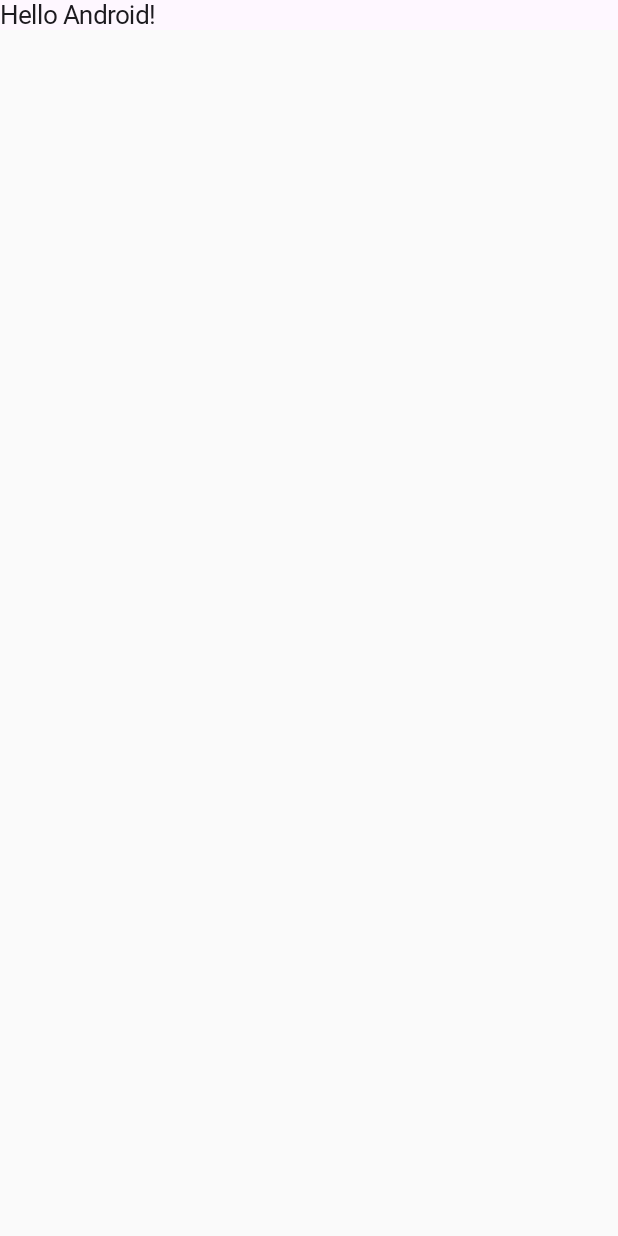
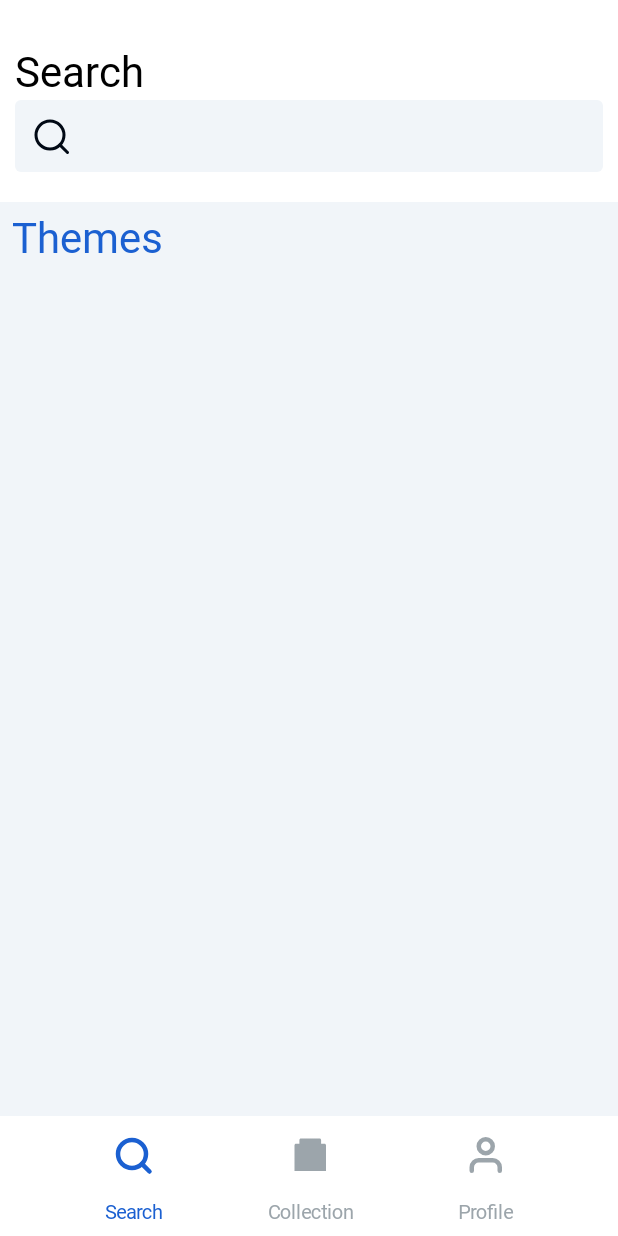
Before and after one commit to BankSinatra/Brickboard, an Android app built with Jetpack Compose: the screen it shows after launch (MainActivity), on a phone screen of 412 x 824 dp. Before the commit the screen is almost empty. Run offline under Robolectric (Android 15) with nearby library versions, the phone set to English and light mode, and no system bars; Roboto replaces fonts that are not available here.

Commit message:
Changed MainActivity to show the search page first

```diff
--- a/app/src/main/java/com/example/brickboard/MainActivity.kt
+++ b/app/src/main/java/com/example/brickboard/MainActivity.kt
@@ -4,12 +4,16 @@ import android.content.res.Configuration
 import android.os.Bundle
 import androidx.activity.ComponentActivity
 import androidx.activity.compose.setContent
-import androidx.compose.foundation.layout.fillMaxWidth
-import androidx.compose.material3.Surface
+import androidx.compose.foundation.isSystemInDarkTheme
+import androidx.compose.material.Scaffold
 import androidx.compose.material3.Text
 import androidx.compose.runtime.Composable
 import androidx.compose.ui.Modifier
 import androidx.compose.ui.tooling.preview.Preview
+import com.example.brickboard.destinations.BottomNavDestination
+import com.example.brickboard.ui.components.BottomNavigationBar
+import com.example.brickboard.ui.components.SearchTopAppBar
+import com.example.brickboard.ui.screens.search.SearchRoot
 import com.example.brickboard.ui.theme.BrickboardTheme
 
 class MainActivity : ComponentActivity() {
@@ -17,11 +21,20 @@ class MainActivity : ComponentActivity() {
         super.onCreate(savedInstanceState)
         setContent {
             BrickboardTheme {
-                // A surface container using the 'background' color from the theme
-                Surface(
-                    modifier = Modifier.fillMaxWidth()
-                ) {
-                    Greeting("Android")
+                Scaffold(
+                    topBar = {SearchTopAppBar()},
+                    bottomBar = { BottomNavigationBar(
+                        navDestinations = listOf(
+                            BottomNavDestination.SearchNavItem,
+                            BottomNavDestination.CollectionNavItem,
+                            BottomNavDestination.ProfileNavItem),
+                        onTabSelected = {},
+                        currentTab = BottomNavDestination.SearchNavItem,
+                        isSystemInDarkTheme()
+                    )},
+                    backgroundColor = BrickboardTheme.colours.background
+                ){ innerPadding ->
+                    SearchRoot(innerPadding)
                 }
             }
         }
--- a/app/src/main/java/com/example/brickboard/destinations/Destinations.kt
+++ b/app/src/main/java/com/example/brickboard/destinations/Destinations.kt
@@ -8,7 +8,7 @@ abstract class Destination(route: String){
 }
 
 sealed class BottomNavDestination(val route: String, val label: String, @DrawableRes val icon: Int): Destination(route){
-    object SearchNavItem: BottomNavDestination("search", "Search", R.drawable.search_icon)
-    object CollectionNavItem: BottomNavDestination("collection", "Collection", R.drawable.collections_icon)
-    object ProfileNavItem: BottomNavDestination("profile", "Profile", R.drawable.profile_icon)
+    object SearchNavItem: BottomNavDestination("search", "Search", R.drawable.search_tab_icon)
+    object CollectionNavItem: BottomNavDestination("collection", "Collection", R.drawable.icon_collections)
+    object ProfileNavItem: BottomNavDestination("profile", "Profile", R.drawable.icon_profile)
 }
--- a/app/src/main/java/com/example/brickboard/ui/components/TopAppBar.kt
+++ b/app/src/main/java/com/example/brickboard/ui/components/TopAppBar.kt
@@ -1,5 +1,6 @@
 package com.example.brickboard.ui.components
 
+import android.content.res.Configuration
 import androidx.compose.foundation.background
 import androidx.compose.foundation.clickable
 import androidx.compose.foundation.layout.Arrangement
@@ -10,7 +11,6 @@ import androidx.compose.foundation.layout.fillMaxWidth
 import androidx.compose.foundation.layout.padding
 import androidx.compose.foundation.shape.RoundedCornerShape
 import androidx.compose.material3.Icon
-import androidx.compose.material3.Surface
 import androidx.compose.material3.Text
 import androidx.compose.runtime.Composable
 import androidx.compose.ui.Modifier
@@ -20,21 +20,28 @@ import androidx.compose.ui.tooling.preview.Preview
 import androidx.compose.ui.unit.dp
 import com.example.brickboard.R
 import com.example.brickboard.ui.theme.BrickboardTheme
+import com.example.brickboard.ui.theme.accent40
 import com.example.brickboard.ui.theme.brickBoardBackground
-import com.example.brickboard.ui.theme.onBrickBoardBackground
 
 @Composable
 fun SearchTopAppBar(){
-    Surface(
+    BbSurface(
         modifier = Modifier
             .fillMaxWidth()
-            .padding(start = 10.dp, end = 10.dp, top = 32.dp, bottom = 20.dp)) {
+            .background(BrickboardTheme.colours.surface)
+            .padding(start = 10.dp, end = 10.dp, top = 32.dp, bottom = 20.dp)
+    ) {
+        val contentColor = BrickboardTheme.colours.onSurface
         Row{
             Column(
                 verticalArrangement = Arrangement.spacedBy(2.dp)
             ) {
                 Row(horizontalArrangement = Arrangement.Start) {
-                    Text(text = "Search", style = BrickboardTheme.typography.title1)
+                    Text(
+                        text = "Search",
+                        style = BrickboardTheme.typography.title1,
+                        color = contentColor
+                        )
                 }
                 SearchFrame()
             }
@@ -45,12 +52,13 @@ fun SearchTopAppBar(){
 @Composable
 fun SearchFrame(
     inputReady :Boolean = false,
-    onClick: () -> Unit = {}
+    onClick: () -> Unit = {},
 ){
+    val iconTint = if(BrickboardTheme.colours.background == brickBoardBackground) BrickboardTheme.colours.onBackground else accent40
     Box(modifier = Modifier
         .fillMaxWidth()
         .clip(RoundedCornerShape(4.dp))
-        .background(brickBoardBackground)
+        .background(BrickboardTheme.colours.background)
         .clickable(
             enabled = inputReady,
             onClick = onClick
@@ -62,9 +70,9 @@ fun SearchFrame(
                 horizontalArrangement = Arrangement.spacedBy(10.dp)
             ) {
                 Icon(
-                    painter = painterResource(id = R.drawable.search_icon),
+                    painter = painterResource(id = R.drawable.icon_search),
                     contentDescription = "search bar",
-                    tint = onBrickBoardBackground
+                    tint = if (inputReady) BrickboardTheme.colours.onBackground else iconTint
                 )
             }
 
@@ -72,7 +80,8 @@ fun SearchFrame(
 }
 
 @Preview(
-    showBackground = true
+    showBackground = true,
+    uiMode = Configuration.UI_MODE_NIGHT_YES or Configuration.UI_MODE_TYPE_NORMAL
 )
 @Composable
 fun SearchTopAppBarPreview() {
--- /dev/null
+++ b/app/src/main/java/com/example/brickboard/ui/screens/search/SearchRoot.kt
@@ -0,0 +1,26 @@
+package com.example.brickboard.ui.screens.search
+
+import androidx.compose.foundation.layout.Column
+import androidx.compose.foundation.layout.PaddingValues
+import androidx.compose.foundation.layout.padding
+import androidx.compose.material3.Text
+import androidx.compose.runtime.Composable
+import androidx.compose.ui.Modifier
+import androidx.compose.ui.unit.dp
+import com.example.brickboard.ui.theme.BrickboardTheme
+
+@Composable
+fun SearchRoot(
+    paddingValues: PaddingValues = PaddingValues(8.dp)
+){
+    Column(
+        modifier = Modifier.padding(paddingValues)
+    ) {
+        Text(
+            text = "Themes",
+            style = BrickboardTheme.typography.title1,
+            color = BrickboardTheme.colours.primary,
+            modifier = Modifier.padding(start = 8.dp, top = 8.dp)
+        )
+    }
+}
--- /dev/null
+++ b/app/src/main/res/drawable/icon_search.xml
@@ -0,0 +1,21 @@
+<?xml version="1.0" encoding="utf-8"?>
+<vector xmlns:android="http://schemas.android.com/apk/res/android"
+    android:width="29dp"
+    android:height="28dp"
+    android:viewportWidth="29"
+    android:viewportHeight="28">
+    <path
+        android:pathData="M13.333,22.667C18.488,22.667 22.667,18.488 22.667,13.333C22.667,8.179 18.488,4 13.333,4C8.179,4 4,8.179 4,13.333C4,18.488 8.179,22.667 13.333,22.667Z"
+        android:strokeLineJoin="round"
+        android:strokeWidth="2"
+        android:fillColor="#00000000"
+        android:strokeColor="#9CA5AB"
+        android:strokeLineCap="round"/>
+    <path
+        android:pathData="M25,25L19.925,19.925"
+        android:strokeLineJoin="round"
+        android:strokeWidth="2"
+        android:fillColor="#00000000"
+        android:strokeColor="#9CA5AB"
+        android:strokeLineCap="round"/>
+</vector>
```
Also changed, not shown: app/src/main/java/com/example/brickboard/ui/components/SearchComponents.kt (added, +71 -0 lines), 1 other file.
